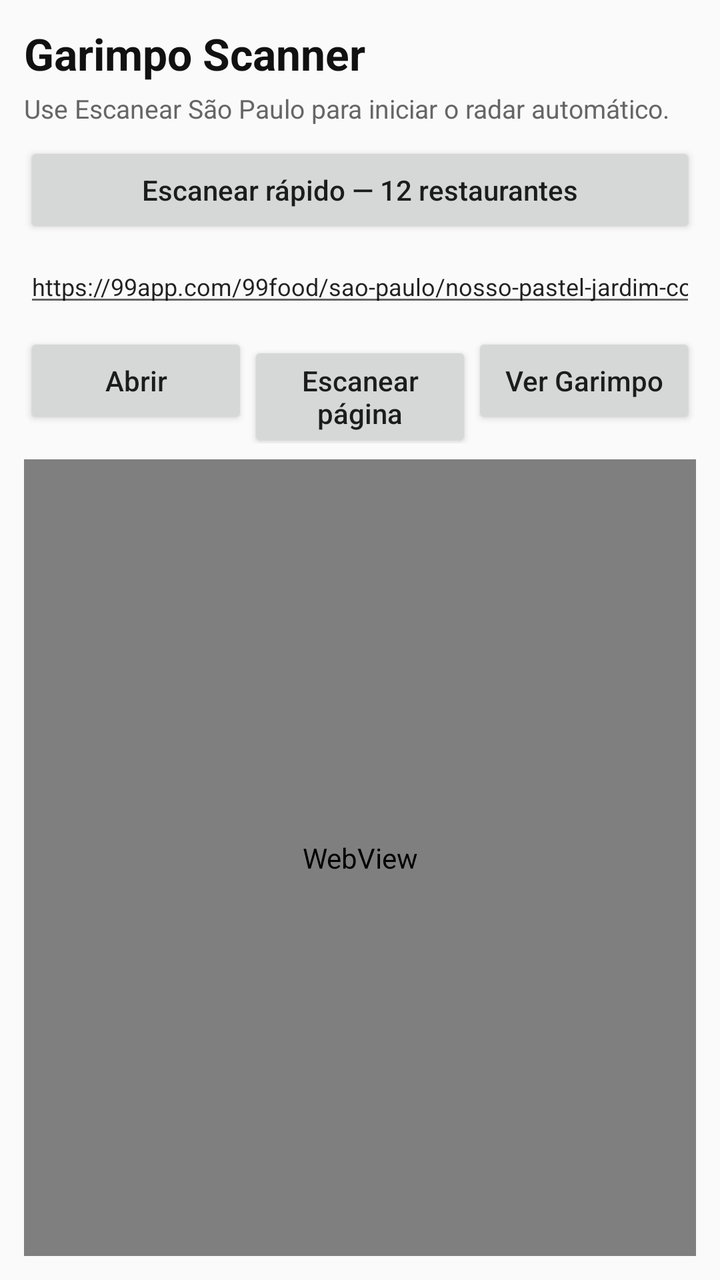
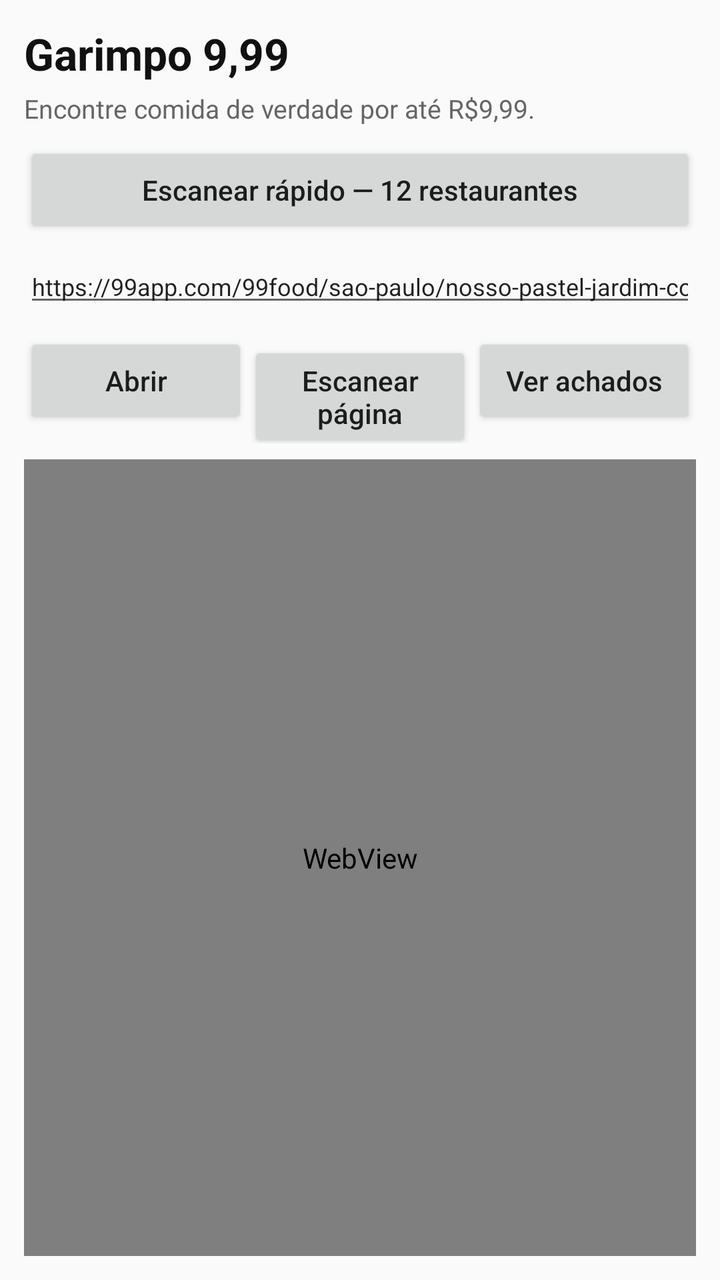

Before-and-after screenshots of an Android layout around one commit, followed by the original layout XML and the change that was made.
<!-- AndroidManifest.xml: application theme android:Theme.Material.Light.NoActionBar -->
<!-- res/layout/activity_main.xml -->
<?xml version="1.0" encoding="utf-8"?>
<LinearLayout xmlns:android="http://schemas.android.com/apk/res/android"
    android:layout_width="match_parent"
    android:layout_height="match_parent"
    android:orientation="vertical"
    android:padding="12dp">

    <TextView
        android:id="@+id/title"
        android:layout_width="match_parent"
        android:layout_height="wrap_content"
        android:text="Garimpo Scanner"
        android:textStyle="bold"
        android:textSize="22sp"
        android:textColor="#111111" />

    <TextView
        android:id="@+id/status"
        android:layout_width="match_parent"
        android:layout_height="wrap_content"
        android:text="Use Escanear São Paulo para iniciar o radar automático."
        android:textSize="13sp"
        android:textColor="#666666"
        android:paddingTop="4dp"
        android:paddingBottom="8dp" />

    <Button
        android:id="@+id/autoScanButton"
        android:layout_width="match_parent"
        android:layout_height="wrap_content"
        android:text="Escanear rápido — 12 restaurantes"
        android:textAllCaps="false" />

    <EditText
        android:id="@+id/urlInput"
        android:layout_width="match_parent"
        android:layout_height="wrap_content"
        android:singleLine="true"
        android:textSize="12sp"
        android:inputType="textUri"
        android:text="https://99app.com/99food/sao-paulo/nosso-pastel-jardim-colonia/5764608520268546182/"
        android:layout_marginTop="6dp" />

    <LinearLayout
        android:layout_width="match_parent"
        android:layout_height="wrap_content"
        android:orientation="horizontal"
        android:paddingTop="8dp"
        android:paddingBottom="8dp">

        <Button
            android:id="@+id/openButton"
            android:layout_width="0dp"
            android:layout_height="wrap_content"
            android:layout_weight="1"
            android:text="Abrir"
            android:textAllCaps="false" />

        <Button
            android:id="@+id/scanButton"
            android:layout_width="0dp"
            android:layout_height="wrap_content"
            android:layout_weight="1"
            android:text="Escanear página"
            android:textAllCaps="false" />

        <Button
            android:id="@+id/garimpoButton"
            android:layout_width="0dp"
            android:layout_height="wrap_content"
            android:layout_weight="1"
            android:text="Ver Garimpo"
            android:textAllCaps="false" />
    </LinearLayout>

    <WebView
        android:id="@+id/webView"
        android:layout_width="match_parent"
        android:layout_height="0dp"
        android:layout_weight="1" />

</LinearLayout>
<!-- resources referenced by this layout -->
<resources>

</resources>

<!-- the commit's change to res/layout/activity_main.xml (unified diff, before → after) -->
@@ -9,7 +9,7 @@
         android:id="@+id/title"
         android:layout_width="match_parent"
         android:layout_height="wrap_content"
-        android:text="Garimpo Scanner"
+        android:text="Garimpo 9,99"
         android:textStyle="bold"
         android:textSize="22sp"
         android:textColor="#111111" />
@@ -18,7 +18,7 @@
         android:id="@+id/status"
         android:layout_width="match_parent"
         android:layout_height="wrap_content"
-        android:text="Use Escanear São Paulo para iniciar o radar automático."
+        android:text="Encontre comida de verdade por até R$9,99."
         android:textSize="13sp"
         android:textColor="#666666"
         android:paddingTop="4dp"
@@ -69,7 +69,7 @@
             android:layout_width="0dp"
             android:layout_height="wrap_content"
             android:layout_weight="1"
-            android:text="Ver Garimpo"
+            android:text="Ver achados"
             android:textAllCaps="false" />
     </LinearLayout>
 
